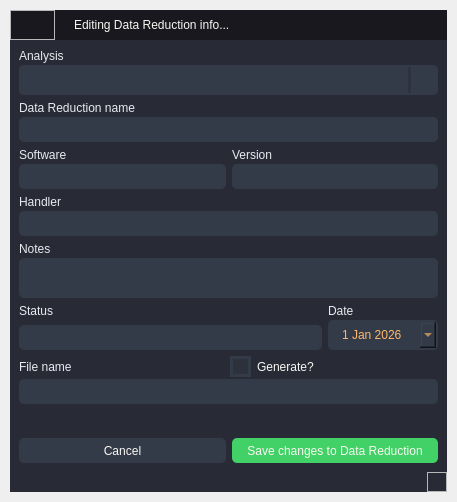
This is src/app/ui/qt/editreductiondialog.ui in AIR-G-UFOP/Saturn-SampleLog as Qt 5 draws it before an edit. The edited form follows.
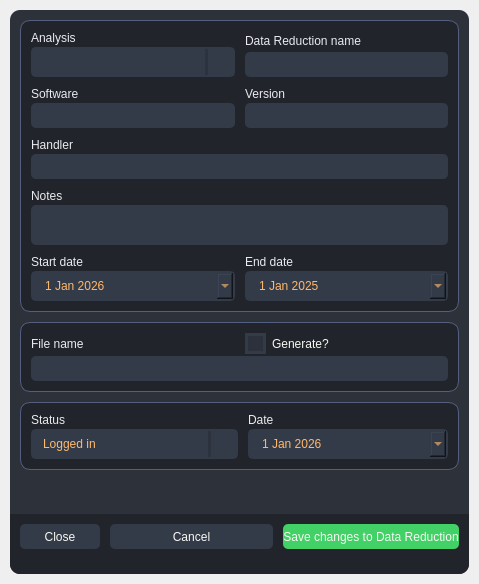
This is the edited form. Icons and pictures are not drawn.

```diff
--- a/src/app/ui/qt/editreductiondialog.ui
+++ b/src/app/ui/qt/editreductiondialog.ui
@@ -6,10 +6,28 @@
    <rect>
     <x>0</x>
     <y>0</y>
-    <width>457</width>
-    <height>502</height>
+    <width>479</width>
+    <height>584</height>
    </rect>
   </property>
+  <property name="sizePolicy">
+   <sizepolicy hsizetype="Preferred" vsizetype="Minimum">
+    <horstretch>0</horstretch>
+    <verstretch>0</verstretch>
+   </sizepolicy>
+  </property>
+  <property name="minimumSize">
+   <size>
+    <width>0</width>
+    <height>0</height>
+   </size>
+  </property>
+  <property name="maximumSize">
+   <size>
+    <width>760</width>
+    <height>584</height>
+   </size>
+  </property>
   <property name="windowTitle">
    <string>Dialog</string>
   </property>
@@ -18,29 +36,32 @@
 	color: #F8F8F2;
 	font: 8pt &quot;Inter 24pt Medium&quot;;
 }
-/* Bg App */
 #bgApp {	
-	background-color: #282A36;
+	background-color: rgb(44, 49, 58);
+	border-radius: 10px;
 }
-#contentTopBg {
-	background-color: #19181f;
+#ContentBox {border-radius: 10px;}
+#bottomBar {
+	background-color: rgb(33, 37, 43);
+	border-bottom-left-radius: 10px;
+	border-bottom-right-radius: 10px;
 }
-#topLogo {
-	background-image: url(:/imagem/images/saturn_logo.png);
-	background-position: center;
-	background-repeat: no-repeat;
+#bgReduction {
+	background-color: rgb(33, 37, 43);
+	border-radius: 10px;
+	border: 1px solid #525f7f;
 }
-#titleRightInfo { 
-	padding-left: 10px;
- }
-/* Top Buttons */
-#closeAppBtn{ background-color: rgba(255, 255, 255, 0); border: none;}
-#closeAppBtn:hover{ background-color:#ff5555;}
-#closeAppBtn:pressed { background-color:rgb(193, 64, 64); border-style: solid;}
-/* Bottom Bar */
-#bottomBar { background-color: #282A36; }
-#bottomBar QLabel { font-size: 10px; color: rgb(113, 126, 149);}
-/*Button */
+#bgStatus {
+	background-color: rgb(33, 37, 43);
+	border-radius: 10px;
+	border: 1px solid #525f7f;
+}
+#bgFile {
+	background-color: rgb(33, 37, 43);
+	border-radius: 10px;
+	border: 1px solid #525f7f;
+}
+
 #btn_saveReduction {
 	border-radius: 5px;	
 	border: none;
@@ -63,7 +84,17 @@
 #btn_cancel:pressed {
 	background-color: rgb(52, 59, 72);
 }
-/*LineEdit */
+#btn_close {
+	border-radius: 5px;	
+	border: none;
+	background-color: rgb(52, 59, 72);
+}
+#btn_close:hover {
+	background-color: #FF5555;
+}
+#btn_close:pressed {
+	background-color: rgb(52, 59, 72);
+}
 #content .QLineEdit {
 	background-color: rgb(52, 59, 72);
 	border-radius: 5px;
@@ -79,7 +110,6 @@
 	border: 2px solid rgb(91, 101, 124);
 }
 
-/*TextEdit */
 #content .QTextEdit {
 	background-color: rgb(52, 59, 72);
 	border-radius: 5px;
@@ -95,13 +125,11 @@
 	border: 2px solid rgb(91, 101, 124);
 }
 
-/*QLabel */
 #content .QLabel {
 	color: #EAEAF0;
 	font: 8pt &quot;Inter 24pt Medium&quot;;
 }
 
-/*ComboBox */
 QComboBox{
 	background-color: rgb(52, 59, 72);
 	border-radius: 5px;
@@ -136,7 +164,6 @@
 	padding: 10px;
 	selection-background-color: rgb(39, 44, 54);
 }
-/*CheckBox */
 QCheckBox::indicator {
     border: 3px solid rgb(52, 59, 72);
 	width: 15px;
@@ -176,13 +203,11 @@
 	background-repeat: no-reperat;
  }
 QDateEdit QAbstractItemView {
-	/*color: rgb(255, 121, 198);*/
 	color: #ff5555;	
 	background-color: rgb(33, 37, 43);
 	padding: 10px;
 	selection-background-color: rgb(39, 44, 54);
-}
-</string>
+}</string>
   </property>
   <layout class="QVBoxLayout" name="verticalLayout">
    <property name="spacing">
@@ -200,8 +225,14 @@
    <property name="bottomMargin">
     <number>10</number>
    </property>
-   <item>
+   <item alignment="Qt::AlignTop">
     <widget class="QFrame" name="bgApp">
+     <property name="sizePolicy">
+      <sizepolicy hsizetype="Preferred" vsizetype="Preferred">
+       <horstretch>0</horstretch>
+       <verstretch>0</verstretch>
+      </sizepolicy>
+     </property>
      <property name="frameShape">
       <enum>QFrame::NoFrame</enum>
      </property>
@@ -248,124 +279,6 @@
          <property name="bottomMargin">
           <number>0</number>
          </property>
-         <item>
-          <widget class="QFrame" name="contentTopBg">
-           <property name="minimumSize">
-            <size>
-             <width>0</width>
-             <height>30</height>
-            </size>
-           </property>
-           <property name="maximumSize">
-            <size>
-             <width>16777215</width>
-             <height>30</height>
-            </size>
-           </property>
-           <property name="frameShape">
-            <enum>QFrame::NoFrame</enum>
-           </property>
-           <property name="frameShadow">
-            <enum>QFrame::Raised</enum>
-           </property>
-           <layout class="QVBoxLayout" name="verticalLayout_3">
-            <property name="spacing">
-             <number>0</number>
-            </property>
-            <property name="leftMargin">
-             <number>0</number>
-            </property>
-            <property name="topMargin">
-             <number>0</number>
-            </property>
-            <property name="rightMargin">
-             <number>0</number>
-            </property>
-            <property name="bottomMargin">
-             <number>0</number>
-            </property>
-            <item>
-             <widget class="QFrame" name="titleGripFrame">
-              <property name="frameShape">
-               <enum>QFrame::NoFrame</enum>
-              </property>
-              <property name="frameShadow">
-               <enum>QFrame::Raised</enum>
-              </property>
-              <layout class="QHBoxLayout" name="horizontalLayout">
-               <property name="leftMargin">
-                <number>0</number>
-               </property>
-               <property name="topMargin">
-                <number>0</number>
-               </property>
-               <property name="rightMargin">
-                <number>0</number>
-               </property>
-               <property name="bottomMargin">
-                <number>0</number>
-               </property>
-               <item>
-                <widget class="QFrame" name="topLogo">
-                 <property name="minimumSize">
-                  <size>
-                   <width>45</width>
-                   <height>30</height>
-                  </size>
-                 </property>
-                 <property name="maximumSize">
-                  <size>
-                   <width>45</width>
-                   <height>30</height>
-                  </size>
-                 </property>
-                 <property name="frameShape">
-                  <enum>QFrame::StyledPanel</enum>
-                 </property>
-                 <property name="frameShadow">
-                  <enum>QFrame::Raised</enum>
-                 </property>
-                </widget>
-               </item>
-               <item>
-                <widget class="QLabel" name="titleRightInfo">
-                 <property name="text">
-                  <string>Editing Data Reduction info...</string>
-                 </property>
-                </widget>
-               </item>
-               <item>
-                <widget class="QPushButton" name="closeAppBtn">
-                 <property name="minimumSize">
-                  <size>
-                   <width>35</width>
-                   <height>30</height>
-                  </size>
-                 </property>
-                 <property name="maximumSize">
-                  <size>
-                   <width>35</width>
-                   <height>30</height>
-                  </size>
-                 </property>
-                 <property name="cursor">
-                  <cursorShape>PointingHandCursor</cursorShape>
-                 </property>
-                 <property name="text">
-                  <string/>
-                 </property>
-                 <property name="icon">
-                  <iconset resource="../resources/resources.qrc">
-                   <normaloff>:/icons/icons/cil-close.png</normaloff>:/icons/icons/cil-close.png</iconset>
-                 </property>
-                </widget>
-               </item>
-              </layout>
-             </widget>
-            </item>
-           </layout>
-          </widget>
-         </item>
          <item>
           <widget class="QFrame" name="contentBottom">
            <property name="frameShape">
@@ -398,7 +311,51 @@
               <property name="frameShadow">
                <enum>QFrame::Raised</enum>
               </property>
-              <layout class="QVBoxLayout" name="verticalLayout_14">
+              <layout class="QVBoxLayout" name="verticalLayout_19">
+               <property name="spacing">
+                <number>10</number>
+               </property>
+               <property name="leftMargin">
+                <number>10</number>
+               </property>
+               <property name="topMargin">
+                <number>10</number>
+               </property>
+               <property name="rightMargin">
+                <number>10</number>
+               </property>
+               <property name="bottomMargin">
+                <number>10</number>
+               </property>
+               <item alignment="Qt::AlignTop">
+                <widget class="QFrame" name="bgReduction">
+                 <property name="frameShape">
+                  <enum>QFrame::NoFrame</enum>
+                 </property>
+                 <property name="frameShadow">
+                  <enum>QFrame::Raised</enum>
+                 </property>
+                 <layout class="QVBoxLayout" name="verticalLayout_16">
+                  <property name="spacing">
+                   <number>10</number>
+                  </property>
+                  <property name="leftMargin">
+                   <number>10</number>
+                  </property>
+                  <property name="topMargin">
+                   <number>10</number>
+                  </property>
+                  <property name="rightMargin">
+                   <number>10</number>
+                  </property>
+                  <property name="bottomMargin">
+                   <number>10</number>
+                  </property>
+                  <item>
+                   <layout class="QHBoxLayout" name="horizontalLayout_7">
+                    <property name="spacing">
+                     <number>10</number>
+                    </property>
                <item>
                 <layout class="QVBoxLayout" name="verticalLayout_5">
                  <property name="spacing">
@@ -413,9 +370,15 @@
                  </item>
                  <item>
                   <widget class="QComboBox" name="analysis">
+                        <property name="sizePolicy">
+                         <sizepolicy hsizetype="Expanding" vsizetype="Fixed">
+                          <horstretch>0</horstretch>
+                          <verstretch>0</verstretch>
+                         </sizepolicy>
+                        </property>
                    <property name="minimumSize">
                     <size>
-                     <width>0</width>
+                          <width>200</width>
                      <height>30</height>
                     </size>
                    </property>
@@ -462,8 +425,13 @@
                  </item>
                 </layout>
                </item>
+                   </layout>
+                  </item>
                <item>
                 <layout class="QHBoxLayout" name="horizontalLayout_3">
+                    <property name="spacing">
+                     <number>10</number>
+                    </property>
                  <item>
                   <layout class="QVBoxLayout" name="verticalLayout_7">
                    <property name="spacing">
@@ -587,7 +555,180 @@
                 </layout>
                </item>
                <item>
+                   <layout class="QHBoxLayout" name="horizontalLayout_8">
+                    <property name="spacing">
+                     <number>10</number>
+                    </property>
+                    <item>
+                     <layout class="QVBoxLayout" name="verticalLayout_15">
+                      <property name="spacing">
+                       <number>2</number>
+                      </property>
+                      <item>
+                       <widget class="QLabel" name="label_10">
+                        <property name="text">
+                         <string>Start date</string>
+                        </property>
+                       </widget>
+                      </item>
+                      <item>
+                       <widget class="QDateEdit" name="startEnd">
+                        <property name="cursor">
+                         <cursorShape>PointingHandCursor</cursorShape>
+                        </property>
+                        <property name="minimumDate">
+                         <date>
+                          <year>2026</year>
+                          <month>1</month>
+                          <day>1</day>
+                         </date>
+                        </property>
+                        <property name="calendarPopup">
+                         <bool>true</bool>
+                        </property>
+                       </widget>
+                      </item>
+                     </layout>
+                    </item>
+                    <item>
+                     <layout class="QVBoxLayout" name="verticalLayout_14">
+                      <property name="spacing">
+                       <number>2</number>
+                      </property>
+                      <item>
+                       <widget class="QLabel" name="label_11">
+                        <property name="text">
+                         <string>End date</string>
+                        </property>
+                       </widget>
+                      </item>
+                      <item>
+                       <widget class="QDateEdit" name="endDate">
+                        <property name="cursor">
+                         <cursorShape>PointingHandCursor</cursorShape>
+                        </property>
+                        <property name="minimumDate">
+                         <date>
+                          <year>2025</year>
+                          <month>1</month>
+                          <day>1</day>
+                         </date>
+                        </property>
+                        <property name="calendarPopup">
+                         <bool>true</bool>
+                        </property>
+                       </widget>
+                      </item>
+                     </layout>
+                    </item>
+                   </layout>
+                  </item>
+                 </layout>
+                </widget>
+               </item>
+               <item alignment="Qt::AlignTop">
+                <widget class="QFrame" name="bgFile">
+                 <property name="frameShape">
+                  <enum>QFrame::NoFrame</enum>
+                 </property>
+                 <property name="frameShadow">
+                  <enum>QFrame::Raised</enum>
+                 </property>
+                 <layout class="QVBoxLayout" name="verticalLayout_18">
+                  <property name="spacing">
+                   <number>10</number>
+                  </property>
+                  <property name="leftMargin">
+                   <number>10</number>
+                  </property>
+                  <property name="topMargin">
+                   <number>10</number>
+                  </property>
+                  <property name="rightMargin">
+                   <number>10</number>
+                  </property>
+                  <property name="bottomMargin">
+                   <number>10</number>
+                  </property>
+                  <item>
+                   <layout class="QVBoxLayout" name="verticalLayout_13">
+                    <property name="spacing">
+                     <number>2</number>
+                    </property>
+                    <item>
+                     <layout class="QHBoxLayout" name="horizontalLayout_4">
+                      <property name="spacing">
+                       <number>10</number>
+                      </property>
+                      <item>
+                       <widget class="QLabel" name="label_9">
+                        <property name="text">
+                         <string>File name</string>
+                        </property>
+                       </widget>
+                      </item>
+                      <item>
+                       <widget class="QCheckBox" name="generate">
+                        <property name="cursor">
+                         <cursorShape>PointingHandCursor</cursorShape>
+                        </property>
+                        <property name="text">
+                         <string>Generate?</string>
+                        </property>
+                       </widget>
+                      </item>
+                     </layout>
+                    </item>
+                    <item>
+                     <widget class="QLineEdit" name="file">
+                      <property name="minimumSize">
+                       <size>
+                        <width>0</width>
+                        <height>25</height>
+                       </size>
+                      </property>
+                      <property name="maximumSize">
+                       <size>
+                        <width>16777215</width>
+                        <height>25</height>
+                       </size>
+                      </property>
+                     </widget>
+                    </item>
+                   </layout>
+                  </item>
+                 </layout>
+                </widget>
+               </item>
+               <item alignment="Qt::AlignTop">
+                <widget class="QFrame" name="bgStatus">
+                 <property name="frameShape">
+                  <enum>QFrame::NoFrame</enum>
+                 </property>
+                 <property name="frameShadow">
+                  <enum>QFrame::Raised</enum>
+                 </property>
+                 <layout class="QVBoxLayout" name="verticalLayout_17">
+                  <property name="spacing">
+                   <number>10</number>
+                  </property>
+                  <property name="leftMargin">
+                   <number>10</number>
+                  </property>
+                  <property name="topMargin">
+                   <number>10</number>
+                  </property>
+                  <property name="rightMargin">
+                   <number>10</number>
+                  </property>
+                  <property name="bottomMargin">
+                   <number>10</number>
+                  </property>
+                  <item>
                 <layout class="QHBoxLayout" name="horizontalLayout_6">
+                    <property name="spacing">
+                     <number>10</number>
+                    </property>
                  <item>
                   <layout class="QVBoxLayout" name="verticalLayout_11">
                    <property name="spacing">
@@ -600,20 +741,31 @@
                      </property>
                     </widget>
                    </item>
-                   <item alignment="Qt::AlignTop">
-                    <widget class="QLineEdit" name="status">
-                     <property name="minimumSize">
-                      <size>
-                       <width>0</width>
-                       <height>25</height>
-                      </size>
-                     </property>
-                     <property name="maximumSize">
-                      <size>
-                       <width>16777215</width>
-                       <height>25</height>
-                      </size>
-                     </property>
+                      <item>
+                       <widget class="QComboBox" name="status">
+                        <property name="cursor">
+                         <cursorShape>PointingHandCursor</cursorShape>
+                        </property>
+                        <item>
+                         <property name="text">
+                          <string>Logged in</string>
+                         </property>
+                        </item>
+                        <item>
+                         <property name="text">
+                          <string>Data Reduction in progress...</string>
+                         </property>
+                        </item>
+                        <item>
+                         <property name="text">
+                          <string>Data Reduction finished</string>
+                         </property>
+                        </item>
+                        <item>
+                         <property name="text">
+                          <string>Results sent to User</string>
+                         </property>
+                        </item>
                     </widget>
                    </item>
                   </layout>
@@ -640,7 +792,7 @@
                      </property>
                      <property name="maximumSize">
                       <size>
-                       <width>110</width>
+                          <width>4745757</width>
                        <height>30</height>
                       </size>
                      </property>
@@ -663,49 +815,8 @@
                  </item>
                 </layout>
                </item>
-               <item>
-                <layout class="QVBoxLayout" name="verticalLayout_13">
-                 <property name="spacing">
-                  <number>2</number>
-                 </property>
-                 <item>
-                  <layout class="QHBoxLayout" name="horizontalLayout_4">
-                   <item>
-                    <widget class="QLabel" name="label_9">
-                     <property name="text">
-                      <string>File name</string>
-                     </property>
-                    </widget>
-                   </item>
-                   <item>
-                    <widget class="QCheckBox" name="generate">
-                     <property name="cursor">
-                      <cursorShape>PointingHandCursor</cursorShape>
-                     </property>
-                     <property name="text">
-                      <string>Generate?</string>
-                     </property>
-                    </widget>
-                   </item>
-                  </layout>
-                 </item>
-                 <item>
-                  <widget class="QLineEdit" name="file">
-                   <property name="minimumSize">
-                    <size>
-                     <width>0</width>
-                     <height>25</height>
-                    </size>
-                   </property>
-                   <property name="maximumSize">
-                    <size>
-                     <width>16777215</width>
-                     <height>25</height>
-                    </size>
-                   </property>
-                  </widget>
-                 </item>
-                </layout>
+                 </layout>
+                </widget>
                </item>
                <item>
                 <spacer name="verticalSpacer">
@@ -715,13 +826,100 @@
                  <property name="sizeHint" stdset="0">
                   <size>
                    <width>20</width>
-                   <height>0</height>
+                   <height>40</height>
                   </size>
                  </property>
                 </spacer>
                </item>
+              </layout>
+             </widget>
+            </item>
                <item>
-                <layout class="QHBoxLayout" name="horizontalLayout_5">
+             <widget class="QFrame" name="bottomBar">
+              <property name="minimumSize">
+               <size>
+                <width>0</width>
+                <height>60</height>
+               </size>
+              </property>
+              <property name="maximumSize">
+               <size>
+                <width>16777215</width>
+                <height>60</height>
+               </size>
+              </property>
+              <property name="frameShape">
+               <enum>QFrame::NoFrame</enum>
+              </property>
+              <property name="frameShadow">
+               <enum>QFrame::Raised</enum>
+              </property>
+              <layout class="QVBoxLayout" name="verticalLayout_3">
+               <property name="spacing">
+                <number>0</number>
+               </property>
+               <property name="leftMargin">
+                <number>0</number>
+               </property>
+               <property name="topMargin">
+                <number>0</number>
+               </property>
+               <property name="rightMargin">
+                <number>0</number>
+               </property>
+               <property name="bottomMargin">
+                <number>0</number>
+               </property>
+               <item>
+                <widget class="QFrame" name="frame">
+                 <property name="frameShape">
+                  <enum>QFrame::NoFrame</enum>
+                 </property>
+                 <property name="frameShadow">
+                  <enum>QFrame::Raised</enum>
+                 </property>
+                 <layout class="QHBoxLayout" name="horizontalLayout_2">
+                  <property name="spacing">
+                   <number>10</number>
+                  </property>
+                  <property name="leftMargin">
+                   <number>10</number>
+                  </property>
+                  <property name="topMargin">
+                   <number>10</number>
+                  </property>
+                  <property name="rightMargin">
+                   <number>10</number>
+                  </property>
+                  <property name="bottomMargin">
+                   <number>0</number>
+                  </property>
+                  <item>
+                   <widget class="QPushButton" name="btn_close">
+                    <property name="minimumSize">
+                     <size>
+                      <width>25</width>
+                      <height>0</height>
+                     </size>
+                    </property>
+                    <property name="maximumSize">
+                     <size>
+                      <width>80</width>
+                      <height>25</height>
+                     </size>
+                    </property>
+                    <property name="cursor">
+                     <cursorShape>PointingHandCursor</cursorShape>
+                    </property>
+                    <property name="text">
+                     <string>Close</string>
+                    </property>
+                    <property name="icon">
+                     <iconset resource="../resources/resources.qrc">
+                      <normaloff>:/icons/icons/cil-close.png</normaloff>:/icons/icons/cil-close.png</iconset>
+                    </property>
+                   </widget>
+                  </item>
                  <item>
                   <widget class="QPushButton" name="btn_cancel">
                    <property name="minimumSize">
@@ -764,34 +962,24 @@
                    <property name="text">
                     <string>Save changes to Data Reduction</string>
                    </property>
-                  </widget>
-                 </item>
-                </layout>
+                    <property name="icon">
+                     <iconset resource="../resources/resources.qrc">
+                      <normaloff>:/icons/icons/cill-ok-filled.png</normaloff>:/icons/icons/cill-ok-filled.png</iconset>
+                    </property>
+                   </widget>
                </item>
               </layout>
              </widget>
             </item>
             <item>
-             <widget class="QFrame" name="bottomBar">
-              <property name="minimumSize">
-               <size>
-                <width>0</width>
-                <height>20</height>
-               </size>
-              </property>
-              <property name="maximumSize">
-               <size>
-                <width>16777215</width>
-                <height>20</height>
-               </size>
-              </property>
+                <widget class="QFrame" name="frame_2">
               <property name="frameShape">
                <enum>QFrame::NoFrame</enum>
               </property>
               <property name="frameShadow">
                <enum>QFrame::Raised</enum>
               </property>
-              <layout class="QHBoxLayout" name="horizontalLayout_2">
+                 <layout class="QHBoxLayout" name="horizontalLayout">
                <property name="spacing">
                 <number>0</number>
                </property>
@@ -829,11 +1017,14 @@
                   </size>
                  </property>
                  <property name="frameShape">
-                  <enum>QFrame::StyledPanel</enum>
+                     <enum>QFrame::NoFrame</enum>
                  </property>
                  <property name="frameShadow">
                   <enum>QFrame::Raised</enum>
                  </property>
+                   </widget>
+                  </item>
+                 </layout>
                 </widget>
                </item>
               </layout>
```
Left out of the diff: 4 changed lines with no effect on the pictures. Lines whose indentation alone changed are shown as unchanged.
